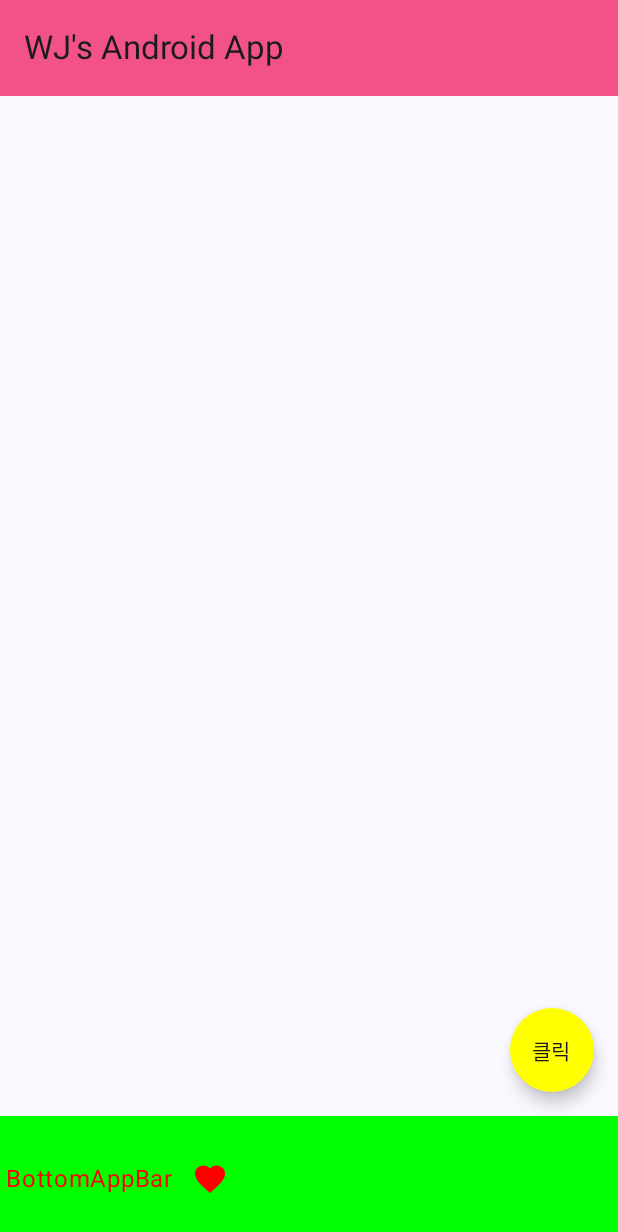
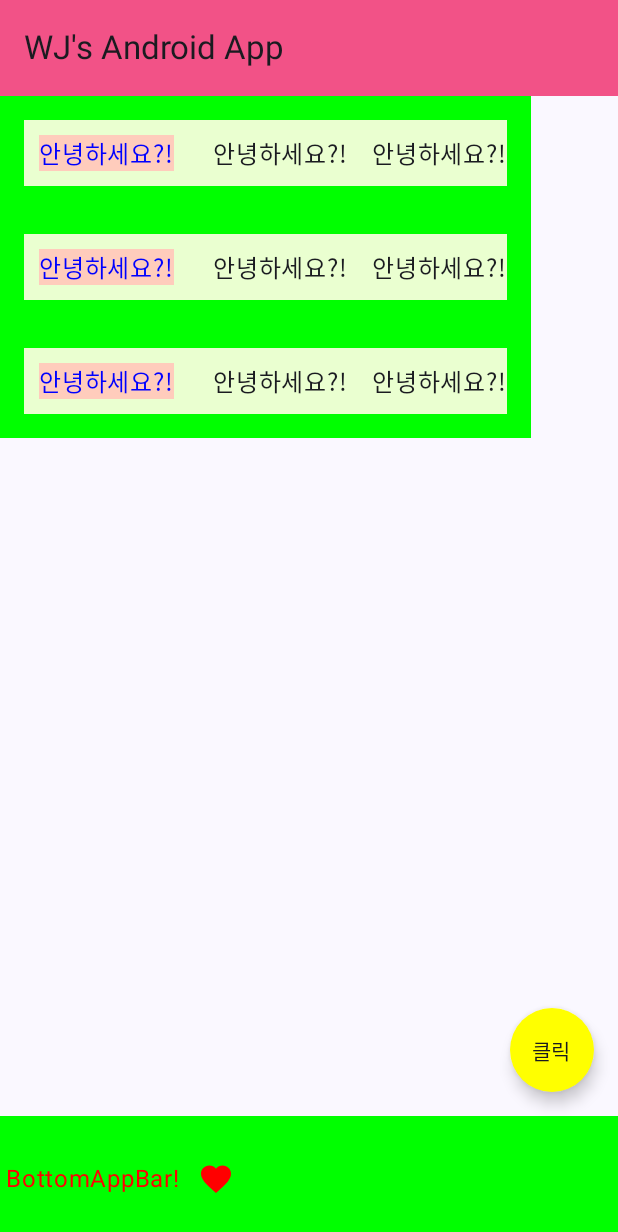
Before and after one commit to WJLee22/JetpackCompose_Projects, an Android app built with Jetpack Compose: the screen it shows after launch (MainActivity), on a phone screen of 412 x 824 dp. Shown: the top 1232 px of the screen. Run offline under Robolectric (Android 15) with nearby library versions, the phone set to English and light mode, and no system bars.

Commit message:
3Row in 1Column

```diff
--- a/chapter1/app/src/main/java/com/example/chapter1/MainActivity.kt
+++ b/chapter1/app/src/main/java/com/example/chapter1/MainActivity.kt
@@ -5,7 +5,13 @@ import android.os.Bundle
 import android.util.Log
 import androidx.activity.ComponentActivity
 import androidx.activity.compose.setContent
+import androidx.compose.foundation.background
+import androidx.compose.foundation.layout.Column
+import androidx.compose.foundation.layout.PaddingValues
 import androidx.compose.foundation.layout.Row
+import androidx.compose.foundation.layout.Spacer
+import androidx.compose.foundation.layout.padding
+import androidx.compose.foundation.layout.size
 import androidx.compose.foundation.shape.CircleShape
 import androidx.compose.material.icons.Icons
 import androidx.compose.material.icons.filled.Favorite
@@ -20,8 +26,11 @@ import androidx.compose.material3.Text
 import androidx.compose.material3.TopAppBar
 import androidx.compose.material3.TopAppBarDefaults
 import androidx.compose.runtime.Composable
+import androidx.compose.ui.Alignment
+import androidx.compose.ui.Modifier
 import androidx.compose.ui.graphics.Color
 import androidx.compose.ui.tooling.preview.Preview
+import androidx.compose.ui.unit.dp
 import com.example.chapter1.ui.theme.Chapter1Theme
 
 class MainActivity : ComponentActivity() {
@@ -41,7 +50,6 @@ class MainActivity : ComponentActivity() {
     }
 }
 
-@SuppressLint("UnusedMaterial3ScaffoldPaddingParameter")
 @OptIn(ExperimentalMaterial3Api::class)
 @Composable
 fun Greeting(name: String) {
@@ -70,7 +78,7 @@ fun Greeting(name: String) {
                 containerColor = Color(0xFF00FF00),
 
                 ) {
-                Text("BottomAppBar")
+                Text("BottomAppBar!")
                 IconButton(onClick = {}) {
                     Icon(Icons.Default.Favorite, contentDescription = "Favorite")
                 }
@@ -79,17 +87,59 @@ fun Greeting(name: String) {
 
 
         ) {
-        MyComposableView()
+        // Scaffold의 content 영역에 innerPadding 적용
+        // Compose 업데이트 이후, Scaffold의 content 영역에 padding values를 써주도록 변경되었음.
+        // Scaffold의 content 영역에 배치되는 컴포저블들은 Scaffold 내부의 padding 값을 고려하여 배치되어야 함.
+        // innerPadding을 적용해야 하단바, 상단바 등등의 요소들과 겹치지 않게돠어 화면에 보임.
+            innerPadding ->
+       Column(
+            modifier = Modifier.padding(innerPadding)
+        ) {
+            MyComposableView() // innerPadding을 MyComposableView에 전달
+        }
     }
 }
 
 @Composable
 fun MyComposableView() {
     Log.d("TAG", "MyComposableView")
-    Row {
-        Text("Hello")
-        Text("World")
+
+    Column(
+        Modifier.background(Color.Green)
+    ) {
+        Row(
+            modifier = Modifier.padding(16.dp).background(Color(0xFFeaffd0)),
+            verticalAlignment = Alignment.CenterVertically
+        ){ // innerPadding을 Row에 적용하여 Scaffold의 padding 값을 반영
+            Text(color = Color.Blue,text = "안녕하세요?!", modifier = Modifier.padding(10.dp).background(Color(0xFFffccbc)))
+            Spacer(modifier = Modifier.size(16.dp))
+            Text(text = "안녕하세요?!")
+            Spacer(modifier = Modifier.size(16.dp))
+            Text(text = "안녕하세요?!")
+        }
+        Row(
+            modifier = Modifier.padding(16.dp).background(Color(0xFFeaffd0)),
+            verticalAlignment = Alignment.CenterVertically
+        ){ // innerPadding을 Row에 적용하여 Scaffold의 padding 값을 반영
+            Text(color = Color.Blue,text = "안녕하세요?!", modifier = Modifier.padding(10.dp).background(Color(0xFFffccbc)))
+            Spacer(modifier = Modifier.size(16.dp))
+            Text(text = "안녕하세요?!")
+            Spacer(modifier = Modifier.size(16.dp))
+            Text(text = "안녕하세요?!")
+        }
+        Row(
+            modifier = Modifier.padding(16.dp).background(Color(0xFFeaffd0)),
+            verticalAlignment = Alignment.CenterVertically
+        ){ // innerPadding을 Row에 적용하여 Scaffold의 padding 값을 반영
+            Text(color = Color.Blue,text = "안녕하세요?!", modifier = Modifier.padding(10.dp).background(Color(0xFFffccbc)))
+            Spacer(modifier = Modifier.size(16.dp))
+            Text(text = "안녕하세요?!")
+            Spacer(modifier = Modifier.size(16.dp))
+            Text(text = "안녕하세요?!")
+        }
     }
+
+
 }
 
 @Preview(showBackground = true)
```
